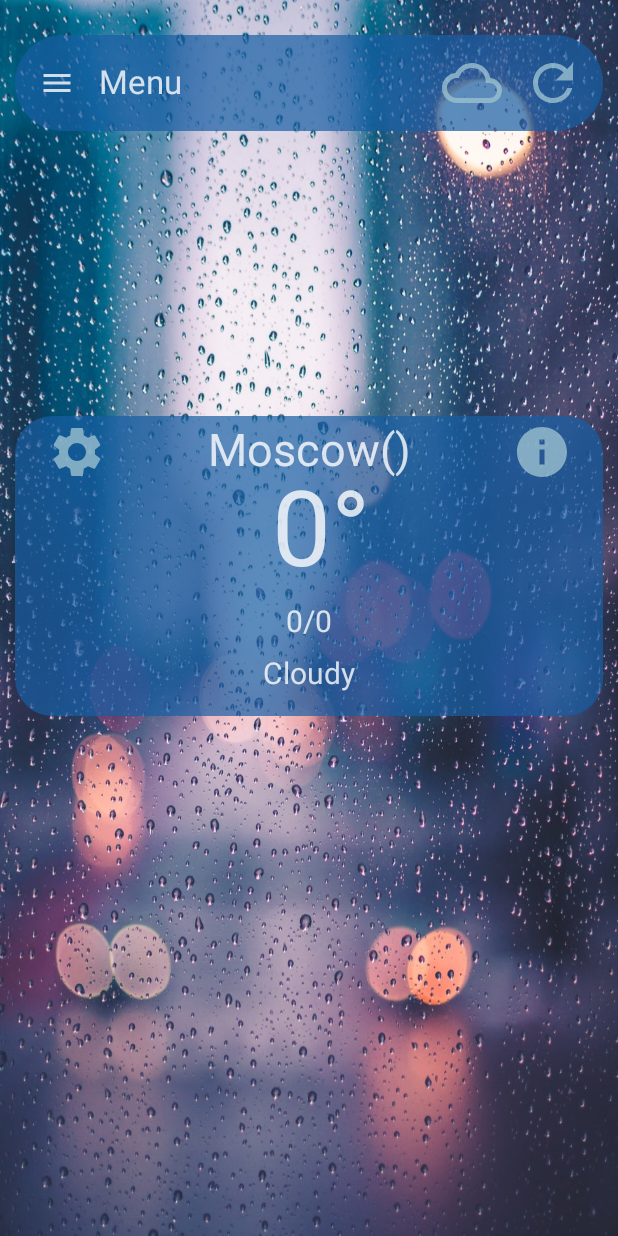
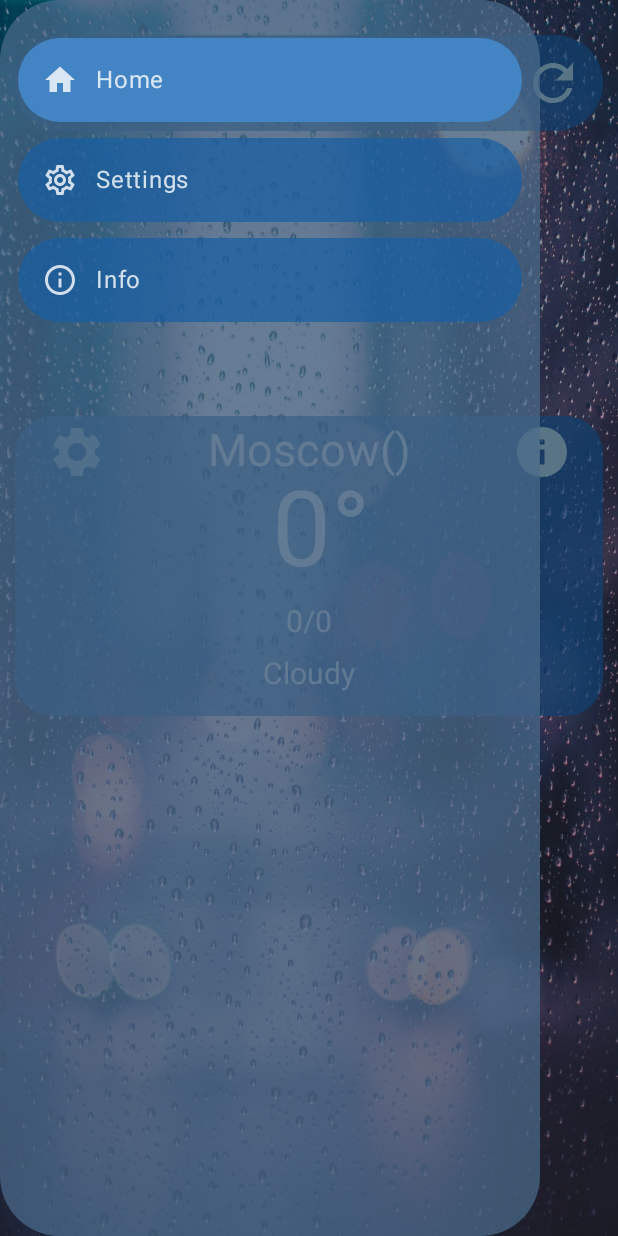
Before and after one commit to IlyaVanyaev/ComposeWeather, an Android app built with Jetpack Compose: the screen it shows after launch (MainActivity), after a tap on "Menu", on a phone screen of 412 x 824 dp. Run offline under Robolectric (Android 15) with nearby library versions, the phone set to English and light mode, and no system bars.

Commit message:
added drawer

```diff
--- /dev/null
+++ b/app/src/main/java/com/example/composeweather/data/model/NavigationModel.kt
@@ -0,0 +1,9 @@
+package com.example.composeweather.data.model
+
+import androidx.compose.ui.graphics.vector.ImageVector
+
+data class NavigationModel(
+    val title: String,
+    val selectedIcon: ImageVector,
+    val unselectedIcon: ImageVector
+    )
--- a/app/src/main/java/com/example/composeweather/ui/theme/Color.kt
+++ b/app/src/main/java/com/example/composeweather/ui/theme/Color.kt
@@ -17,8 +17,12 @@ val LightBlue = Color(0xB34C6D8E)
 
 val DarkBlue = Color(0xB3185EA4)
 
+val DarkDarkBlue = Color(0xFF185EA4)
+
 val BlueBlue = Color(0xFF4384C5)
 
 val ButtonLight = Color(0xCC9AC0CF)
 
+val ButtonLightLight = Color(0xFF9AC0CF)
+
 val Transparent = Color(0x00000000)
--- a/app/src/main/java/com/example/composeweather/ui/view/activities/MainActivity.kt
+++ b/app/src/main/java/com/example/composeweather/ui/view/activities/MainActivity.kt
@@ -12,6 +12,7 @@ import androidx.compose.ui.res.painterResource
 import com.example.composeweather.R
 import com.example.composeweather.ui.theme.ComposeWeatherTheme
 import com.example.composeweather.ui.view.composable.MainScreen
+import com.example.composeweather.ui.view.composable.Menu
 
 class MainActivity : ComponentActivity() {
 
@@ -20,7 +21,7 @@ class MainActivity : ComponentActivity() {
 
         setContent {
             ComposeWeatherTheme {
-                MainScreen("Menu")
+                Menu()
             }
         }
     }
--- a/app/src/main/java/com/example/composeweather/ui/view/composable/Composable.kt
+++ b/app/src/main/java/com/example/composeweather/ui/view/composable/Composable.kt
@@ -2,11 +2,10 @@ package com.example.composeweather.ui.view.composable
 
 import android.annotation.SuppressLint
 import androidx.compose.foundation.Image
-import androidx.compose.foundation.border
 import androidx.compose.foundation.layout.Arrangement
 import androidx.compose.foundation.layout.Box
 import androidx.compose.foundation.layout.Column
-import androidx.compose.foundation.layout.ColumnScope
+import androidx.compose.foundation.layout.Spacer
 import androidx.compose.foundation.layout.fillMaxHeight
 import androidx.compose.foundation.layout.fillMaxSize
 import androidx.compose.foundation.layout.fillMaxWidth
@@ -17,20 +16,34 @@ import androidx.compose.foundation.layout.size
 import androidx.compose.foundation.layout.width
 import androidx.compose.foundation.shape.RoundedCornerShape
 import androidx.compose.material.icons.Icons
+import androidx.compose.material.icons.filled.Home
 import androidx.compose.material.icons.filled.Info
 import androidx.compose.material.icons.filled.Menu
 import androidx.compose.material.icons.filled.Refresh
 import androidx.compose.material.icons.filled.Settings
+import androidx.compose.material.icons.outlined.Home
+import androidx.compose.material.icons.outlined.Info
+import androidx.compose.material.icons.outlined.Settings
 import androidx.compose.material3.Card
 import androidx.compose.material3.CardDefaults
+import androidx.compose.material3.DrawerState
+import androidx.compose.material3.DrawerValue
 import androidx.compose.material3.ExperimentalMaterial3Api
 import androidx.compose.material3.Icon
 import androidx.compose.material3.IconButton
+import androidx.compose.material3.ModalDrawerSheet
+import androidx.compose.material3.ModalNavigationDrawer
+import androidx.compose.material3.NavigationDrawerItem
+import androidx.compose.material3.NavigationDrawerItemColors
+import androidx.compose.material3.NavigationDrawerItemDefaults
 import androidx.compose.material3.Scaffold
 import androidx.compose.material3.Text
 import androidx.compose.material3.TopAppBar
 import androidx.compose.material3.TopAppBarDefaults
+import androidx.compose.material3.rememberDrawerState
 import androidx.compose.runtime.Composable
+import androidx.compose.runtime.rememberCoroutineScope
+import androidx.compose.runtime.saveable.rememberSaveable
 import androidx.compose.ui.Alignment
 import androidx.compose.ui.Modifier
 import androidx.compose.ui.draw.clip
@@ -43,10 +56,19 @@ import androidx.compose.ui.text.style.TextAlign
 import androidx.compose.ui.unit.dp
 import androidx.compose.ui.unit.sp
 import com.example.composeweather.R
+import com.example.composeweather.data.model.NavigationModel
 import com.example.composeweather.ui.theme.ButtonLight
 import com.example.composeweather.ui.theme.DarkBlue
 import com.example.composeweather.ui.theme.LightBlue
 import com.example.composeweather.ui.theme.LightWhite
+import kotlinx.coroutines.launch
+import androidx.compose.runtime.mutableStateOf
+import androidx.compose.runtime.setValue
+import androidx.compose.runtime.getValue
+import com.example.composeweather.ui.theme.BlueBlue
+import com.example.composeweather.ui.theme.ButtonLightLight
+import com.example.composeweather.ui.theme.DarkDarkBlue
+import kotlinx.coroutines.CoroutineScope
 
 @Composable
 fun InfoCard() {
@@ -107,10 +129,60 @@ fun InfoCard() {
     }
 }
 
+
+@OptIn(ExperimentalMaterial3Api::class)
+@Composable
+fun Menu(){
+    val drawerState = rememberDrawerState(initialValue = DrawerValue.Closed)
+    var selectedItemIndex by rememberSaveable {
+        mutableStateOf(0)
+    }
+
+    val scope = rememberCoroutineScope()
+
+    val items = listOf(
+        NavigationModel("Home", Icons.Filled.Home, Icons.Outlined.Home),
+        NavigationModel("Settings", Icons.Filled.Settings, Icons.Outlined.Settings),
+        NavigationModel("Info", Icons.Filled.Info, Icons.Outlined.Info)
+    )
+
+    ModalNavigationDrawer(
+        drawerContent = {
+                   ModalDrawerSheet (drawerContainerColor = LightBlue, drawerShape = RoundedCornerShape(40.dp)) {
+                       Spacer(modifier = Modifier.height(20.dp))
+                        items.forEachIndexed {index, navigationModel ->
+                            NavigationDrawerItem(
+                                label = { Text(text = navigationModel.title) },
+                                selected = index == selectedItemIndex,
+                                onClick = {
+                                    selectedItemIndex = index
+                                    //scope.launch { drawerState.close() }
+                                },
+                                icon = {
+                                    Icon(
+                                        imageVector = if (index == selectedItemIndex){navigationModel.selectedIcon} else {navigationModel.unselectedIcon},
+                                        contentDescription = navigationModel.title
+                                    )
+                                },
+                                modifier = Modifier
+                                    .padding(NavigationDrawerItemDefaults.ItemPadding)
+                                    .padding(vertical = 5.dp),
+                                colors = NavigationDrawerItemDefaults.colors(BlueBlue, DarkBlue, LightWhite, LightWhite, LightWhite, LightWhite))
+                        }
+                   }
+        },
+        drawerState = drawerState) {
+        MainScreen(name = "Menu", ds = drawerState, scope)
+    }
+}
+
+
 @OptIn(ExperimentalMaterial3Api::class)
 @SuppressLint("UnusedMaterial3ScaffoldPaddingParameter")
 @Composable
-fun MainScreen(name: String) {
+fun MainScreen(name: String, ds:DrawerState, scope: CoroutineScope) {
+
+
     Scaffold(
         topBar = {
             TopAppBar(
@@ -120,9 +192,9 @@ fun MainScreen(name: String) {
                     .padding(top = 23.dp, start = 10.dp, end = 10.dp)
                     .clip(shape = RoundedCornerShape(35.dp)),
                 navigationIcon = {
-                    IconButton(onClick = { /*TODO*/ }) {
+                    IconButton(onClick = {scope.launch { ds.open() } }) {
                         Icon(
-                            imageVector = Icons.Filled.Menu,
+                            imageVector = Icons.Default.Menu,
                             contentDescription = "Menu",
                             tint = LightWhite
                         )
```
